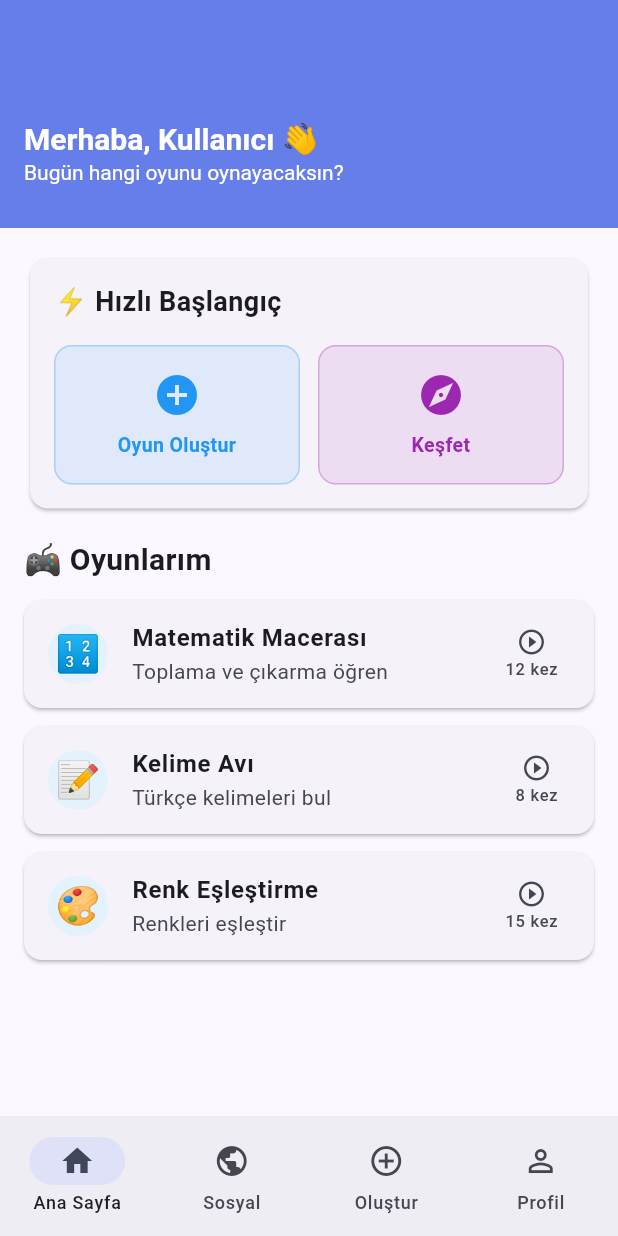
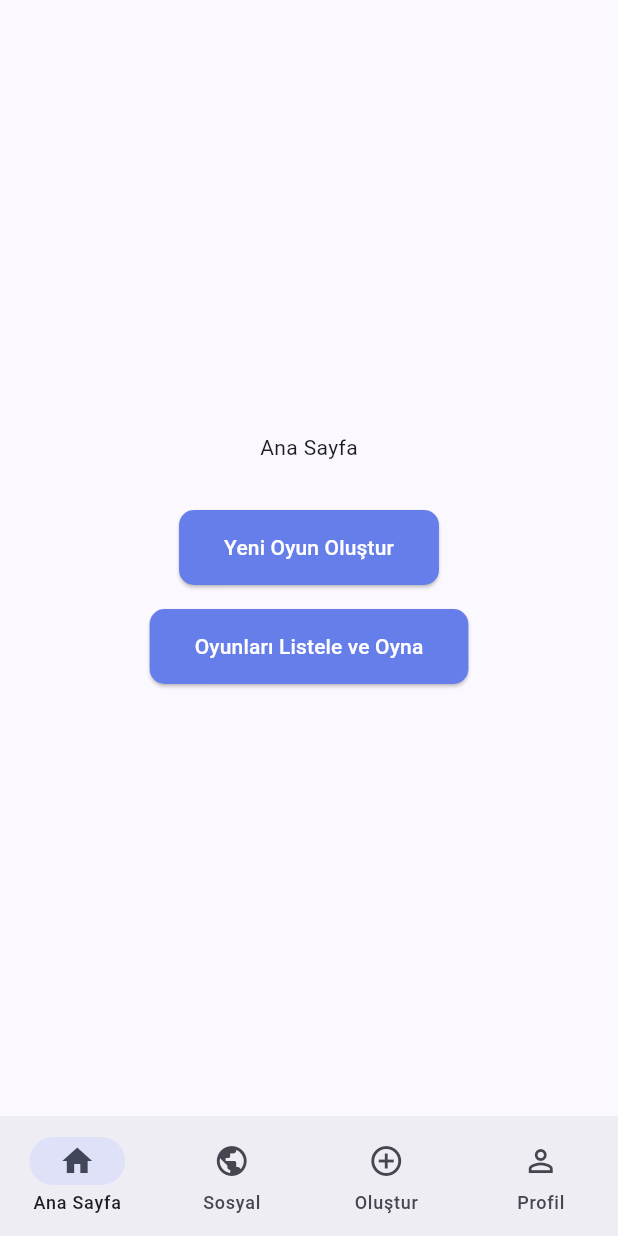
Before and after one commit to gecekodu/OyunEvreni, a Flutter app: the screen it shows after launch, on a phone screen of 412 x 824 dp. Run offline on Flutter 3.47's test engine with Material 3 defaults, Android fonts, the phone set to English and light mode, and no system bars; our stand-ins replace cloud_firestore, firebase_auth, firebase_core, get_it, google_generative_ai, webview_flutter; accounts and stored records are empty.

Commit message:
yenigün

```diff
--- a/lib/main.dart
+++ b/lib/main.dart
@@ -16,6 +16,7 @@ import 'features/ai/data/datasources/ai_remote_datasource.dart';
 import 'features/auth/presentation/pages/login_page.dart';
 import 'features/auth/presentation/pages/signup_page.dart';
 import 'features/games/presentation/pages/create_game_flow_page.dart';
+import 'features/games/presentation/pages/game_list_page.dart';
 import 'features/games/presentation/pages/social_feed_page.dart';
 import 'features/admin/presentation/pages/test_panel_page.dart';
 import 'config/app_theme.dart';
@@ -245,119 +246,32 @@ class HomeTabView extends StatelessWidget {
   Widget build(BuildContext context) {
     final firebaseService = getIt<FirebaseService>();
     final userName = firebaseService.currentUser?.displayName ?? 'Kullanıcı';
-
-    return Scaffold(
-      body: CustomScrollView(
-        slivers: [
-          // App Bar
-          SliverAppBar.large(
-            floating: true,
-            snap: true,
-            title: Column(
-              crossAxisAlignment: CrossAxisAlignment.start,
-              children: [
-                Text(
-                  'Merhaba, $userName 👋',
-                  style: const TextStyle(
-                    fontSize: 20,
-                    fontWeight: FontWeight.bold,
-                  ),
+    return Center(
+      child: Column(
+        mainAxisAlignment: MainAxisAlignment.center,
+        children: [
+          const Text('Ana Sayfa'),
+          const SizedBox(height: 32),
+          ElevatedButton(
+            onPressed: () {
+              Navigator.of(context).push(
+                MaterialPageRoute(
+                  builder: (context) => const CreateGameFlowPage(),
                 ),
-                const Text(
-                  'Bugün hangi oyunu oynayacaksın?',
-                  style: TextStyle(
-                    fontSize: 14,
-                    fontWeight: FontWeight.normal,
-                  ),
+              );
+            },
+            child: const Text('Yeni Oyun Oluştur'),
+          ),
+          const SizedBox(height: 16),
+          ElevatedButton(
+            onPressed: () {
+              Navigator.of(context).push(
+                MaterialPageRoute(
+                  builder: (context) => GameListPage(),
                 ),
-              ],
-            ),
-          ),
-
-          // İçerik
-          SliverPadding(
-            padding: const EdgeInsets.all(16),
-            sliver: SliverList(
-              delegate: SliverChildListDelegate([
-                // Hızlı Eylemler
-                Card(
-                  child: Padding(
-                    padding: const EdgeInsets.all(16),
-                    child: Column(
-                      crossAxisAlignment: CrossAxisAlignment.start,
-                      children: [
-                        const Text(
-                          '⚡ Hızlı Başlangıç',
-                          style: TextStyle(
-                            fontSize: 18,
-                            fontWeight: FontWeight.bold,
-                          ),
-                        ),
-                        const SizedBox(height: 16),
-                        Row(
-                          children: [
-                            Expanded(
-                              child: _QuickActionButton(
-                                icon: Icons.add_circle,
-                                label: 'Oyun Oluştur',
-                                color: Colors.blue,
-                                onTap: () {
-                                  // Orta taba geç
-                                },
-                              ),
-                            ),
-                            const SizedBox(width: 12),
-                            Expanded(
-                              child: _QuickActionButton(
-                                icon: Icons.explore,
-                                label: 'Keşfet',
-                                color: Colors.purple,
-                                onTap: () {},
-                              ),
-                            ),
-                          ],
-                        ),
-                      ],
-                    ),
-                  ),
-                ),
-                const SizedBox(height: 16),
-
-                // Oyunlarım Bölümü
-                const Text(
-                  '🎮 Oyunlarım',
-                  style: TextStyle(
-                    fontSize: 20,
-                    fontWeight: FontWeight.bold,
-                  ),
-                ),
-                const SizedBox(height: 12),
-                _buildGameCard(
-                  context,
-                  title: 'Matematik Macerası',
-                  description: 'Toplama ve çıkarma öğren',
-                  icon: '🔢',
-                  plays: 12,
-                  gameType: 'math',
-                ),
-                _buildGameCard(
-                  context,
-                  title: 'Kelime Avı',
-                  description: 'Türkçe kelimeleri bul',
-                  icon: '📝',
-                  plays: 8,
-                  gameType: 'word',
-                ),
-                _buildGameCard(
-                  context,
-                  title: 'Renk Eşleştirme',
-                  description: 'Renkleri eşleştir',
-                  icon: '🎨',
-                  plays: 15,
-                  gameType: 'color',
-                ),
-              ]),
-            ),
+              );
+            },
+            child: const Text('Oyunları Listele ve Oyna'),
           ),
         ],
       ),
--- a/pubspec.yaml
+++ b/pubspec.yaml
@@ -38,8 +38,8 @@ dependencies:
   # Firebase
   firebase_core: ^3.0.0
   firebase_auth: ^5.0.0
-  cloud_firestore: ^5.0.0
-  firebase_storage: ^12.0.0
+  cloud_firestore: ^5.6.12
+  firebase_storage: ^12.4.10
 
   # Gemini API & Google AI
   google_generative_ai: ^0.4.0
@@ -55,6 +55,8 @@ dependencies:
   intl: ^0.19.0
   uuid: ^4.0.0
   dio: ^5.3.0
+  image_picker: ^1.2.1
+  firebase_database: ^11.3.10
 
 dev_dependencies:
   flutter_test:
```
Also changed, not shown: lib/features/games/presentation/pages/game_list_page.dart (added, +50 -0 lines), lib/features/games/presentation/pages/play_html_game_page.dart (+59 -5 lines), pubspec.lock, 7 other files.
